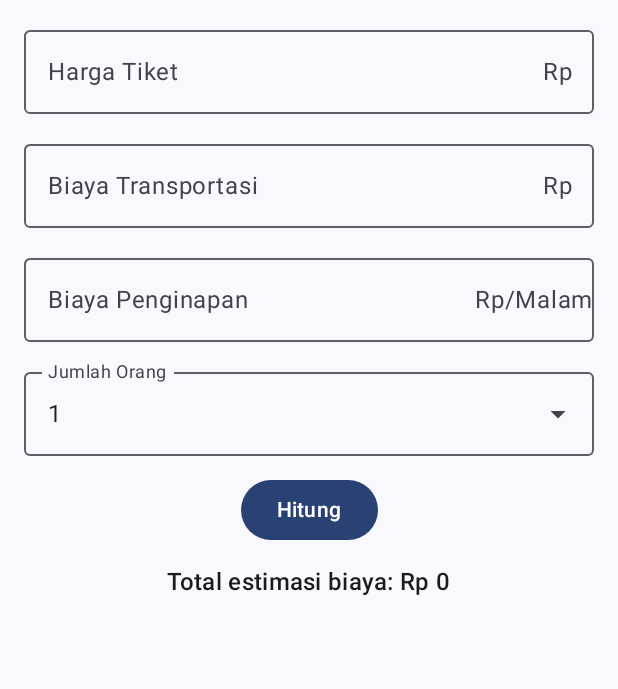
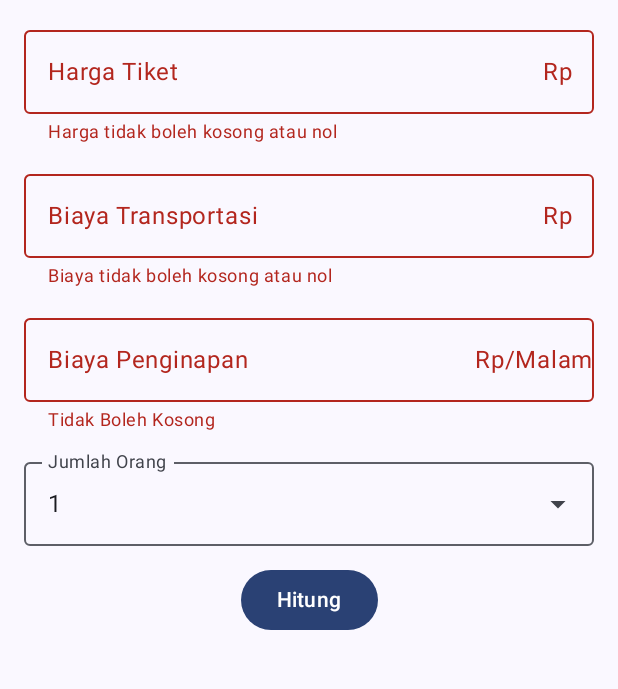
Before and after one commit to HarisFadhilah82/Assesmen-1_Haris-Fadhillah_NewJeans, an Android app built with Jetpack Compose: the screen it shows after launch (MainActivity), after a tap on "Hitung", on a phone screen of 412 x 824 dp, the part 256-945 px from its top. Run offline under Robolectric (Android 15) with nearby library versions, the phone set to English and light mode, and no system bars.

Commit message:
Memastikan input sesuai harapan

```diff
--- a/app/src/main/java/com/haris0035/newjeans/ui/theme/screen/MainScreen.kt
+++ b/app/src/main/java/com/haris0035/newjeans/ui/theme/screen/MainScreen.kt
@@ -49,7 +49,8 @@ fun MainScreen() {
                 )
             )
         }
-    ) { innerPadding -> ScreenContent(Modifier.padding(innerPadding))
+    ) { innerPadding ->
+        ScreenContent(Modifier.padding(innerPadding))
 
     }
 }
@@ -67,6 +68,10 @@ fun ScreenContent(modifier: Modifier = Modifier) {
 
     var totalBiaya by remember { mutableStateOf<Double?>(null) }
 
+    var isHargaError by remember { mutableStateOf(false) }
+    var isBiayaError by remember { mutableStateOf(false) }
+    var isHotelError by remember { mutableStateOf(false) }
+
     Column(
         modifier = modifier
             .fillMaxSize()
@@ -81,10 +86,17 @@ fun ScreenContent(modifier: Modifier = Modifier) {
 
         OutlinedTextField(
             value = harga,
-            onValueChange = { harga = it },
-            label = { Text(text = stringResource(R.string.harga)) },
-            trailingIcon = { Text(text = "Rp") },
+            onValueChange = {
+                harga = it
+                isHargaError = false
+            },
+            label = { Text(stringResource(R.string.harga)) },
+            trailingIcon = { Text("Rp") },
             singleLine = true,
+            isError = isHargaError,
+            supportingText = {
+                if (isHargaError) Text("Harga tidak boleh kosong atau nol")
+            },
             keyboardOptions = KeyboardOptions(
                 keyboardType = KeyboardType.Number,
                 imeAction = ImeAction.Next
@@ -94,10 +106,17 @@ fun ScreenContent(modifier: Modifier = Modifier) {
 
         OutlinedTextField(
             value = biaya,
-            onValueChange = { biaya = it },
-            label = { Text(text = stringResource(R.string.biaya)) },
-            trailingIcon = { Text(text = "Rp") },
+            onValueChange = {
+                biaya = it
+                isBiayaError = false
+            },
+            label = { Text(stringResource(R.string.biaya)) },
+            trailingIcon = { Text("Rp") },
             singleLine = true,
+            isError = isBiayaError,
+            supportingText = {
+                if (isBiayaError) Text("Biaya tidak boleh kosong atau nol")
+            },
             keyboardOptions = KeyboardOptions(
                 keyboardType = KeyboardType.Number,
                 imeAction = ImeAction.Next
@@ -107,10 +126,17 @@ fun ScreenContent(modifier: Modifier = Modifier) {
 
         OutlinedTextField(
             value = hotel,
-            onValueChange = { hotel = it },
-            label = { Text(text = stringResource(R.string.hotel)) },
-            trailingIcon = { Text(text = "Rp/Malam") },
+            onValueChange = {
+                hotel = it
+                isHotelError = false
+            },
+            label = { Text(stringResource(R.string.hotel)) },
+            trailingIcon = { Text("Rp/Malam") },
             singleLine = true,
+            isError = isHotelError,
+            supportingText = {
+                if (isHotelError) Text(stringResource(R.string.input_invalid))
+            },
             keyboardOptions = KeyboardOptions(
                 keyboardType = KeyboardType.Number,
                 imeAction = ImeAction.Next
@@ -154,13 +180,23 @@ fun ScreenContent(modifier: Modifier = Modifier) {
 
         androidx.compose.material3.Button(
             onClick = {
-                val hrg = harga.toDoubleOrNull() ?: 0.0
-                val trp = biaya.toDoubleOrNull() ?: 0.0
-                val htl = hotel.toDoubleOrNull() ?: 0.0
-                val orang = selectedOption.toIntOrNull() ?: 1
+                val hrg = harga.toDoubleOrNull()
+                val trp = biaya.toDoubleOrNull()
+                val htl = hotel.toDoubleOrNull()
 
-                val total = (hrg + trp + htl) * orang
-                totalBiaya = total
+                isHargaError = hrg == null || hrg == 0.0
+                isBiayaError = trp == null || trp == 0.0
+                isHotelError = htl == null || htl == 0.0
+
+                val allValid = !(isHargaError || isBiayaError || isHotelError)
+
+                if (allValid) {
+                    val orang = selectedOption.toIntOrNull() ?: 1
+                    val total = (hrg!! + trp!! + htl!!) * orang
+                    totalBiaya = total
+                } else {
+                    totalBiaya = null
+                }
             },
             modifier = Modifier.align(Alignment.CenterHorizontally)
         ) {
@@ -178,12 +214,10 @@ fun ScreenContent(modifier: Modifier = Modifier) {
 }
 
 
-
-
 @Preview(showBackground = true)
 @Preview(uiMode = Configuration.UI_MODE_NIGHT_YES, showBackground = true)
 @Composable
-fun MainScreenPreview(){
+fun MainScreenPreview() {
     NewJeansTheme {
 
     }
--- a/app/src/main/res/values/strings.xml
+++ b/app/src/main/res/values/strings.xml
@@ -5,5 +5,6 @@
     <string name="biaya">Biaya Transportasi</string>
     <string name="hotel">Biaya Penginapan</string>
     <string name="orang">Jumlah Orang</string>
+    <string name="input_invalid">Tidak Boleh Kosong</string>
 
 </resources>
```
